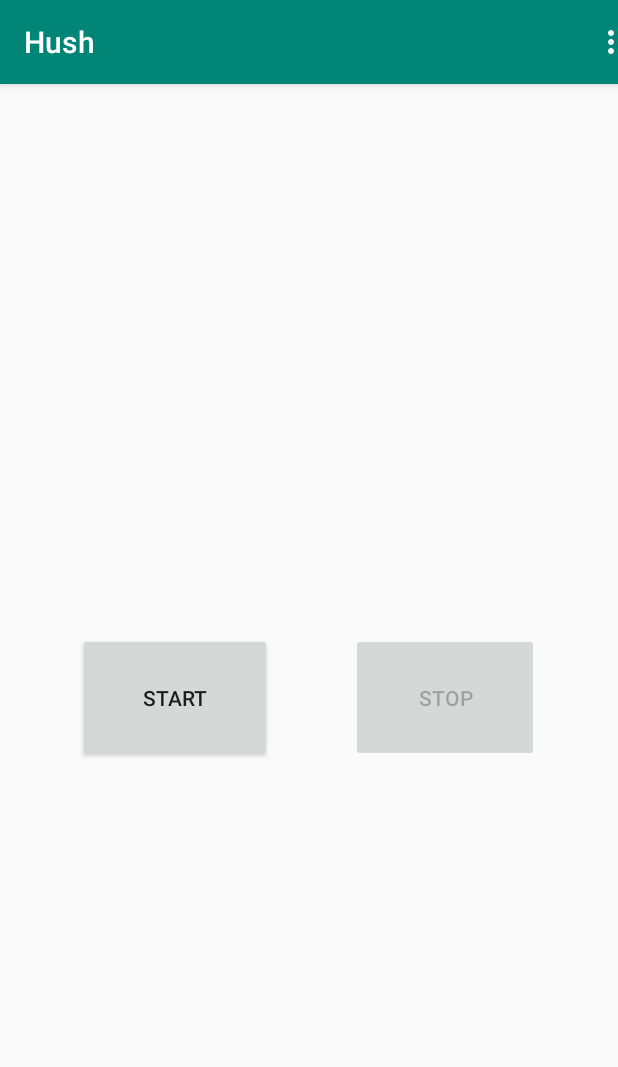
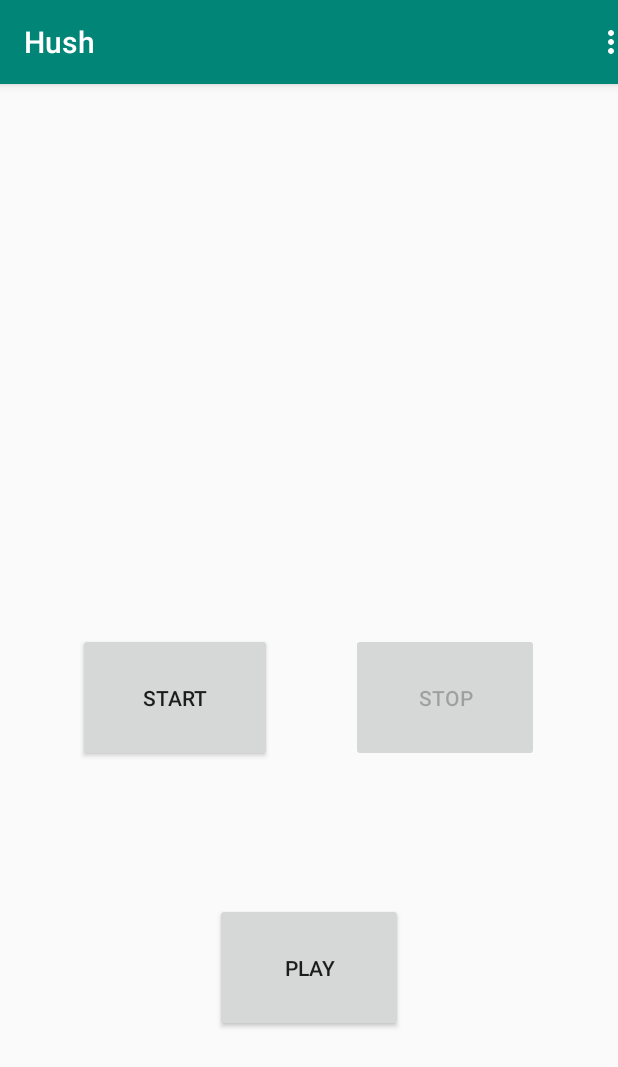
Before and after one commit to infinite-improbability-drive/HushApp, an Android app: the screen it shows after launch (MainActivity), on a phone screen of 412 x 824 dp. Shown: the top 1067 px of the screen. Run offline under Robolectric (Android 15) with nearby library versions, the phone set to English and light mode, and no system bars.

Commit message:
add play button and part of the playback functionality in mainactivity.kt, however it is currently crashing

```diff
--- a/app/src/main/res/layout/activity_main.xml
+++ b/app/src/main/res/layout/activity_main.xml
@@ -59,6 +59,18 @@
         app:layout_constraintEnd_toEndOf="parent"
         app:layout_constraintStart_toEndOf="@+id/btnStart" />
 
+    <Button
+        android:id="@+id/btnPlay"
+        android:layout_width="125dp"
+        android:layout_height="86dp"
+        android:layout_marginStart="8dp"
+        android:layout_marginEnd="8dp"
+        android:layout_marginBottom="136dp"
+        android:text="Play"
+        app:layout_constraintBottom_toBottomOf="parent"
+        app:layout_constraintEnd_toEndOf="parent"
+        app:layout_constraintStart_toStartOf="parent" />
+
     <!--<android.support.design.widget.FloatingActionButton-->
     <!--android:id="@+id/fab"-->
     <!--android:layout_width="wrap_content"-->
```
